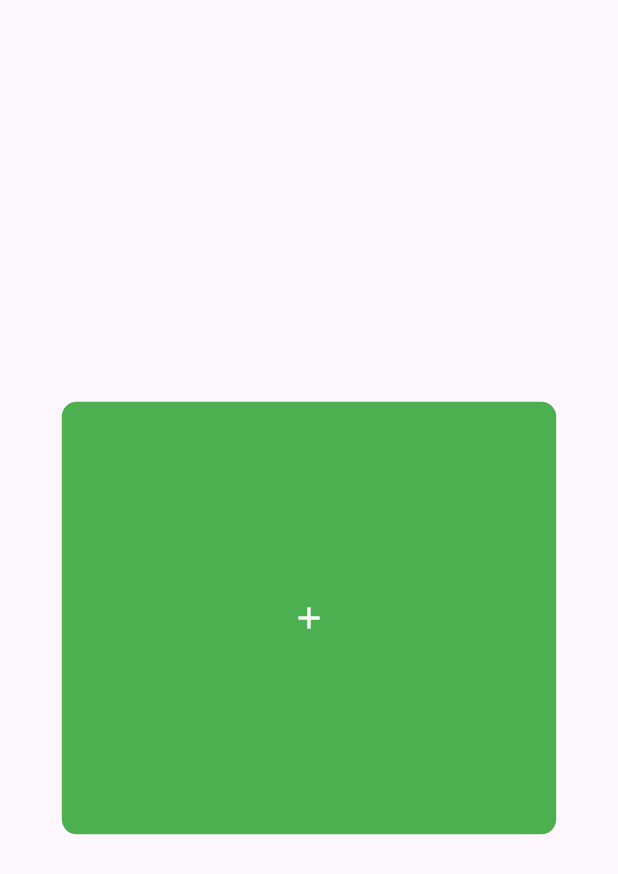
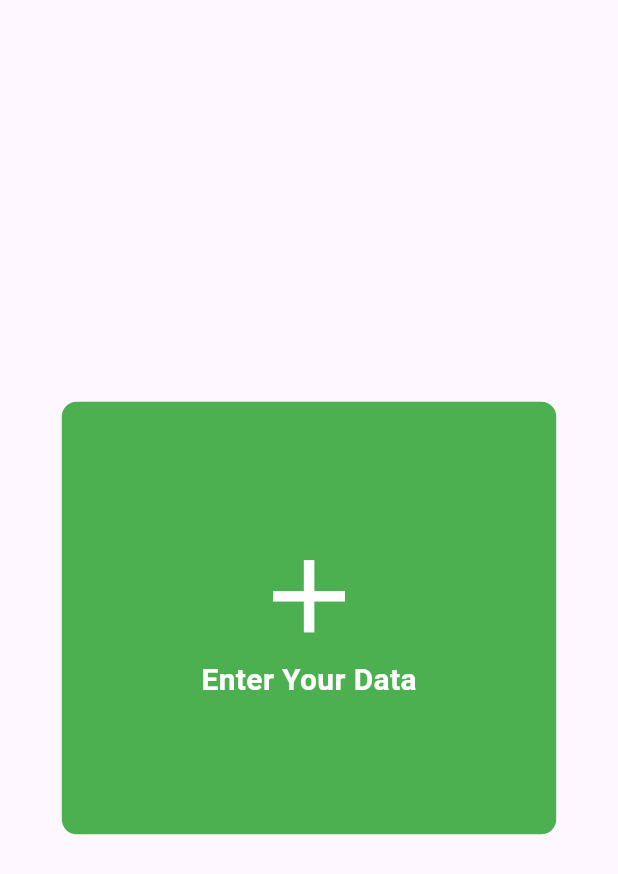
Before and after one commit to ArslanXXQazi/Tractor-App, a Flutter app: the screen it shows after launch, on a phone screen of 412 x 824 dp. Shown: the top 874 px of the screen. Run offline on Flutter 3.47's test engine with Material 3 defaults, Android fonts, the phone set to English and light mode, and no system bars; our stand-ins replace google_fonts.

Commit message:
update_data

```diff
--- a/lib/src/controller/components/custom_Text.dart
+++ b/lib/src/controller/components/custom_Text.dart
@@ -36,7 +36,7 @@ class BoldText extends StatelessWidget {
 
  BoldText({super.key,
     required this.text,
-    this.fontSize=18,
+    this.fontSize=20,
     this.fontWeight=FontWeight.bold,
     this.color=Colors.black,
 
--- a/lib/src/views/home_view/home_view.dart
+++ b/lib/src/views/home_view/home_view.dart
@@ -1,4 +1,5 @@
 import 'package:flutter/material.dart';
+import 'package:tractor/src/controller/components/custom_Text.dart';
 
 class HomeView extends StatelessWidget {
   const HomeView({super.key});
@@ -24,7 +25,8 @@ class HomeView extends StatelessWidget {
             child: Column(
               mainAxisAlignment: MainAxisAlignment.center,
               children: [
-              Icon(Icons.add,color: Colors.white,)
+              Icon(Icons.add,color: Colors.white,size: width*.2,),
+              BoldText(text: 'Enter Your Data',color: Colors.white,),
             ],),
           )
 
```
